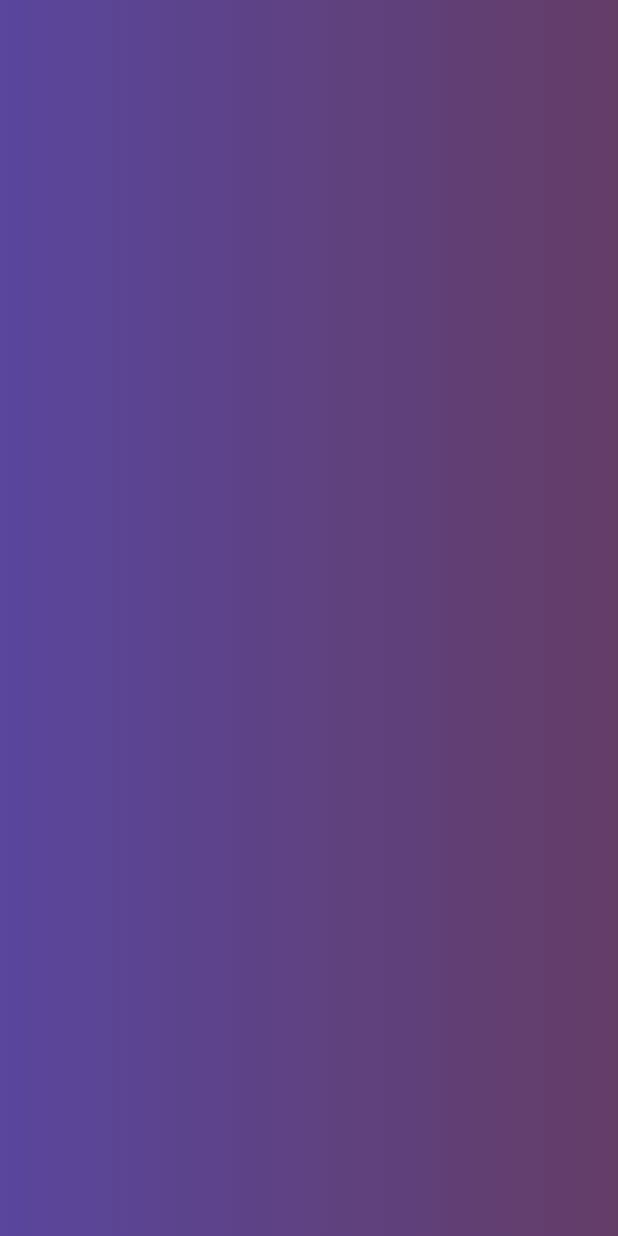
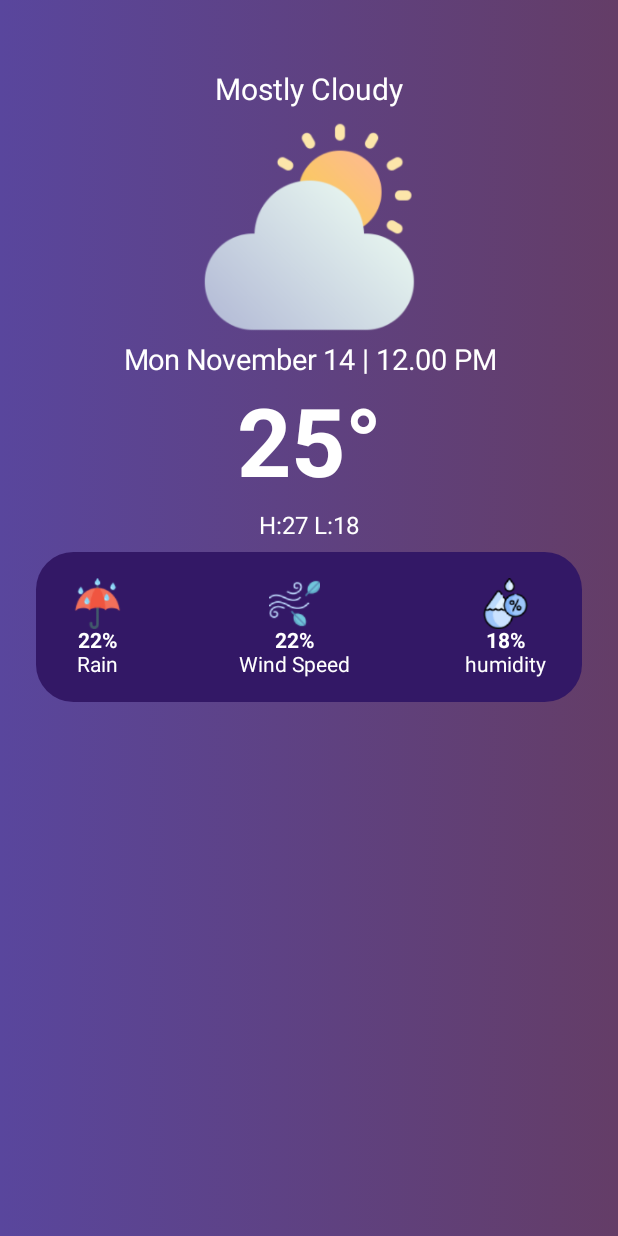
Before and after one commit to isinnur/jetpack-compose-weather-app, an Android app built with Jetpack Compose: the @Preview function WeatherScreen, on a phone screen of 412 x 824 dp. Run offline under Robolectric (Android 15) with nearby library versions, the phone set to English and light mode, and no system bars.

Commit message:
feat: add weather detail item

```diff
--- a/app/src/main/java/com/example/weatherapp/MainActivity.kt
+++ b/app/src/main/java/com/example/weatherapp/MainActivity.kt
@@ -1,20 +1,37 @@
 package com.example.weatherapp
 
+import android.icu.text.AlphabeticIndex.Bucket.LabelType
 import android.os.Bundle
 import androidx.activity.ComponentActivity
 import androidx.activity.compose.setContent
 import androidx.activity.enableEdgeToEdge
+import androidx.compose.foundation.Image
 import androidx.compose.foundation.background
+import androidx.compose.foundation.layout.Arrangement
 import androidx.compose.foundation.layout.Box
+import androidx.compose.foundation.layout.Column
+import androidx.compose.foundation.layout.Row
 import androidx.compose.foundation.layout.fillMaxSize
+import androidx.compose.foundation.layout.fillMaxWidth
+import androidx.compose.foundation.layout.height
 import androidx.compose.foundation.layout.padding
+import androidx.compose.foundation.layout.size
+import androidx.compose.foundation.lazy.LazyColumn
+import androidx.compose.foundation.shape.RoundedCornerShape
 import androidx.compose.material3.Scaffold
 import androidx.compose.material3.Text
 import androidx.compose.runtime.Composable
+import androidx.compose.ui.Alignment
 import androidx.compose.ui.Modifier
 import androidx.compose.ui.graphics.Brush
 import androidx.compose.ui.graphics.Color
+import androidx.compose.ui.res.colorResource
+import androidx.compose.ui.res.painterResource
+import androidx.compose.ui.text.font.FontWeight
+import androidx.compose.ui.text.style.TextAlign
 import androidx.compose.ui.tooling.preview.Preview
+import androidx.compose.ui.unit.dp
+import androidx.compose.ui.unit.sp
 import com.example.weatherapp.ui.theme.WeatherAppTheme
 
 class MainActivity : ComponentActivity() {
@@ -40,4 +57,90 @@ fun WeatherScreen() {
                         ))
             )
         ))
+    {
+        Column(modifier = Modifier.fillMaxSize()){
+            LazyColumn(modifier = Modifier.fillMaxSize(),
+                                    horizontalAlignment = Alignment.CenterHorizontally) {
+                item {
+                    Text(text = "Mostly Cloudy",
+                        fontSize = 20.sp,
+                        color = Color.White,
+                        modifier = Modifier
+                            .fillMaxSize()
+                            .padding(top = 48.dp),
+                        textAlign = TextAlign.Center
+                        )
+
+                    Image(painter = painterResource(id = R.drawable.cloudy_sunny),
+                     contentDescription = null,
+                        modifier = Modifier.size(150.dp)
+                            .padding(top = 8.dp))
+
+                    // Display date and time
+                    Text(text = "Mon November 14 | 12.00 PM",
+                        fontSize = 19.sp,
+                        color = Color.White,
+                        modifier = Modifier.fillMaxWidth()
+                            .padding(top = 8.dp),
+                        textAlign = TextAlign.Center
+                        )
+
+                    //Display temperature details
+                    Text(text = "25°",
+                        fontSize = 63.sp,
+                        fontWeight = FontWeight.Bold,
+                        color = Color.White,
+                        modifier = Modifier.fillMaxWidth()
+                            .padding(top = 8.dp),
+                        textAlign = TextAlign.Center
+                        )
+                    Text(text = "H:27 L:18",
+                    fontSize = 16.sp,
+                    color = Color.White,
+                        modifier = Modifier.fillMaxWidth().padding(top = 8.dp),
+                        textAlign = TextAlign.Center
+                    )
+
+                    //Box contain weather details like rain, wind speed, humidity
+                    Box(modifier = Modifier.fillMaxWidth().padding(horizontal = 24.dp).padding(top = 8.dp)
+                        .background(color = colorResource(id = R.color.purple),
+                            shape = RoundedCornerShape(25.dp))
+
+                    ) {
+                        Row (modifier = Modifier.fillMaxWidth()
+                            .height(100.dp)
+                            .padding(horizontal = 8.dp),
+                            verticalAlignment = Alignment.CenterVertically,
+                            horizontalArrangement = Arrangement.SpaceBetween){
+                            WeatherDetailItem(icon = R.drawable.rain, value = "22%" , labelType = "Rain")
+                            WeatherDetailItem(icon = R.drawable.wind, value = "22%" , labelType = "Wind Speed")
+                            WeatherDetailItem(icon = R.drawable.humidity, value = "18%" , labelType = "humidity")
+                        }
+                    }
+                }
+            }
+        }
+    }
 }
+
+@Composable
+fun WeatherDetailItem(icon:Int, value: String, labelType: String) {
+    Column(modifier = Modifier.padding(16.dp) , horizontalAlignment = Alignment.CenterHorizontally) {
+        Image(painter = painterResource(id = icon) , contentDescription = null,
+modifier = Modifier.size(34.dp))
+        Text(
+            text = value,
+            fontWeight = FontWeight.Bold,
+            color = colorResource(id = R.color.white),
+            textAlign = TextAlign.Center
+        )
+
+        Text(
+            text = labelType,
+            color = colorResource(id = R.color.white),
+            textAlign = TextAlign.Center
+        )
+
+
+    }
+}
--- a/app/src/main/res/values/colors.xml
+++ b/app/src/main/res/values/colors.xml
@@ -7,4 +7,5 @@
     <color name="teal_700">#FF018786</color>
     <color name="black">#FF000000</color>
     <color name="white">#FFFFFFFF</color>
+    <color name="purple">#331866</color>
 </resources>
```
Also changed, not shown: app/src/main/res/drawable/back.png (added), app/src/main/res/drawable/cloudy.png (added), app/src/main/res/drawable/cloudy_sunny.png (added), app/src/main/res/drawable/humidity.png (added), app/src/main/res/drawable/rain.png (added), app/src/main/res/drawable/rainy.png (added), app/src/main/res/drawable/snowy.png (added), app/src/main/res/drawable/storm.png (added), app/src/main/res/drawable/sunny.png (added), app/src/main/res/drawable/wind.png (added), app/src/main/res/drawable/windy.png (added).
